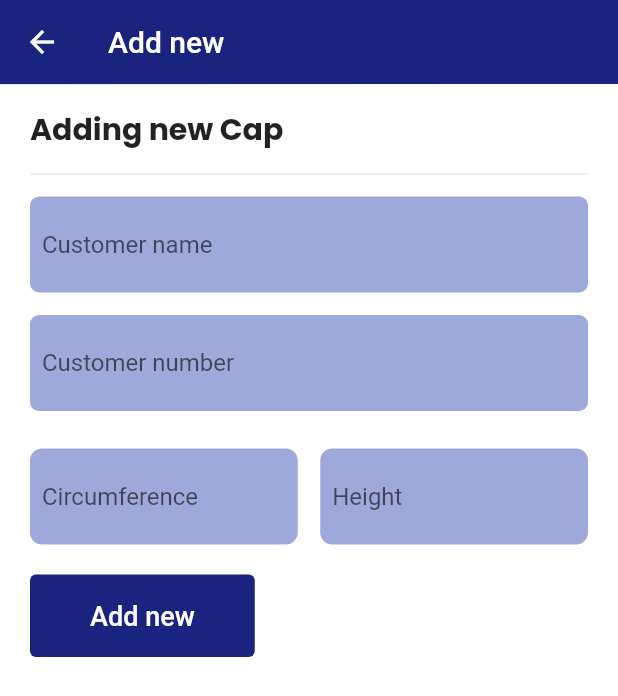
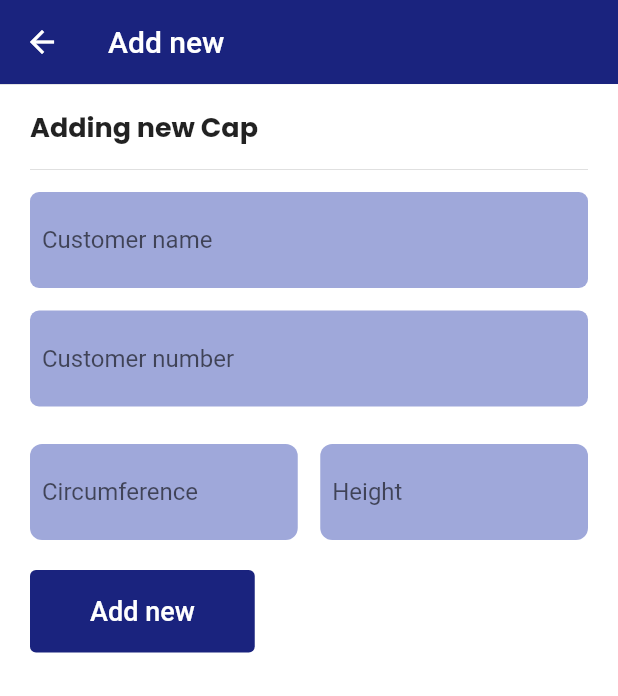
Before and after one commit to Pinponsuhu/Tailoring-app, a Flutter app: the AddNew screen opened by its route, on a phone screen of 412 x 824 dp. Shown: the top 696 px of the screen. Run offline on Flutter 3.47's test engine with Material 2 defaults, Android fonts, the phone set to English and light mode, and no system bars; our stand-ins replace flutter_native_splash, font_awesome_flutter, google_nav_bar; Roboto replaces fonts that are missing (Poopins).

Commit message:
i should be sleeping

```diff
--- a/lib/screens/add_new/add_new.dart
+++ b/lib/screens/add_new/add_new.dart
@@ -24,17 +24,17 @@ class _AddNewState extends State<AddNew> {
               child: Column(
                 crossAxisAlignment: CrossAxisAlignment.start,
                 children: [
-                  SizedBox(
-                    height: 15
+                  SizedBox(height: 15),
+                  Text(
+                    textAlign: TextAlign.center,
+                    "Adding new Cap",
+                    style: TextStyle(
+                      fontSize: 18,
+                      fontWeight: FontWeight.bold,
+                      fontFamily: "Poppins",
+                    ),
                   ),
-                  Text(
-                      "Adding new Cap",
-                      style:
-                          TextStyle(fontSize: 20, fontWeight: FontWeight.bold, fontFamily: "Poppins",),
-                    ),
-                  Divider(
-                    height: 30
-                  ),
+                  Divider(height: 30),
                   Container(
                     decoration: BoxDecoration(
                       color: Colors.indigo.shade200,
--- a/lib/screens/add_new/new-pant.dart
+++ b/lib/screens/add_new/new-pant.dart
@@ -21,6 +21,7 @@ class _NewPantState extends State<NewPant> {
           child: Container(
             padding: EdgeInsets.symmetric(horizontal: 20, vertical: 15),
             child: Column(
+              crossAxisAlignment: CrossAxisAlignment.start,
               children: [
                 Text(
                   "Add new pant",
@@ -195,7 +196,7 @@ class _NewPantState extends State<NewPant> {
                         "Submit",
                         style: TextStyle(
                           color: Colors.white,
-                          fontSize: 17.5,
+                          fontSize: 18,
                           fontFamily: "Poppins",
                         ),
                       ),
--- a/lib/screens/authenticated.dart
+++ b/lib/screens/authenticated.dart
@@ -27,7 +27,7 @@ class _AuthenticatedState extends State<Authenticated> {
           child: Padding(
             padding: const EdgeInsets.symmetric(vertical: 12.0, horizontal: 12),
             child: GNav(
-              backgroundColor: Color.fromARGB(255, 26, 35, 126),
+              backgroundColor: Colors.indigo.shade900,
               color: Colors.white,
               activeColor: Colors.yellow[600],
               tabBackgroundColor: Colors.indigo.shade700,
--- a/lib/screens/home/components/customers_block.dart
+++ b/lib/screens/home/components/customers_block.dart
@@ -11,6 +11,7 @@ Widget buildCustomerBlock(
     width: 220,
     height: double.infinity - 20,
     decoration: BoxDecoration(
+      borderRadius: BorderRadius.circular(4),
       boxShadow: [
         BoxShadow(
           blurRadius: 3.0,
@@ -19,7 +20,6 @@ Widget buildCustomerBlock(
         )
       ],
       color: Colors.indigo.shade100,
-      borderRadius: BorderRadius.circular(6),
     ),
     margin: EdgeInsets.only(right: 20),
     padding: EdgeInsets.symmetric(horizontal: 15, vertical: 25),
--- a/lib/screens/settings/setting.dart
+++ b/lib/screens/settings/setting.dart
@@ -27,7 +27,7 @@ class _SettingsState extends State<Settings> {
               child: Container(
                 padding: EdgeInsets.symmetric(vertical: 12),
                 child: Text(
-                  "Profile",
+                  "Change Username",
                   style: TextStyle(
                     fontSize: 18,
                     fontWeight: FontWeight.w500,
@@ -40,7 +40,7 @@ class _SettingsState extends State<Settings> {
               child: Container(
                 padding: EdgeInsets.symmetric(vertical: 12),
                 child: Text(
-                  "Security",
+                  "Change Pin",
                   style: TextStyle(
                     fontSize: 18,
                     fontWeight: FontWeight.w500,
```
Also changed, not shown: lib/screens/add_new/new-shirt.dart (+7 -4 lines), lib/screens/authenticate/isLoggedIn.dart (+6 -13 lines), lib/screens/home/home.dart (+5 -5 lines).
